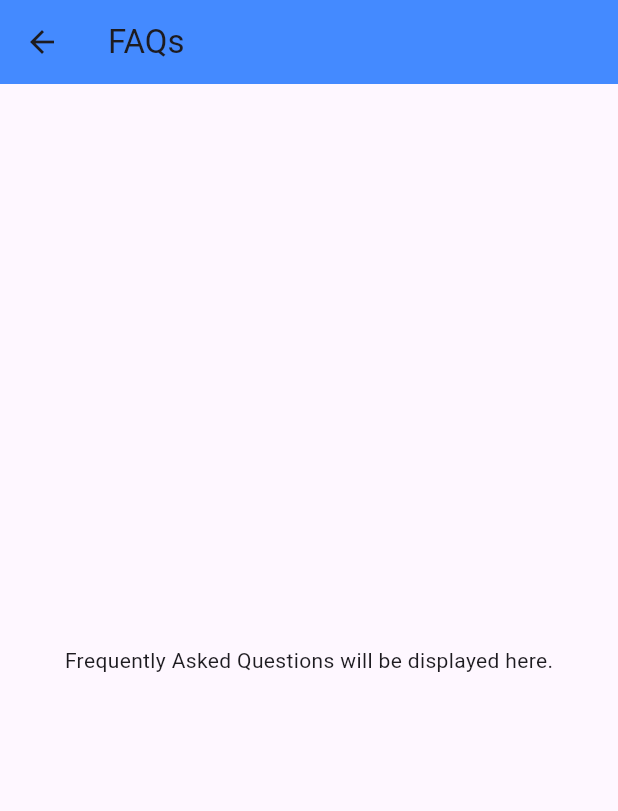
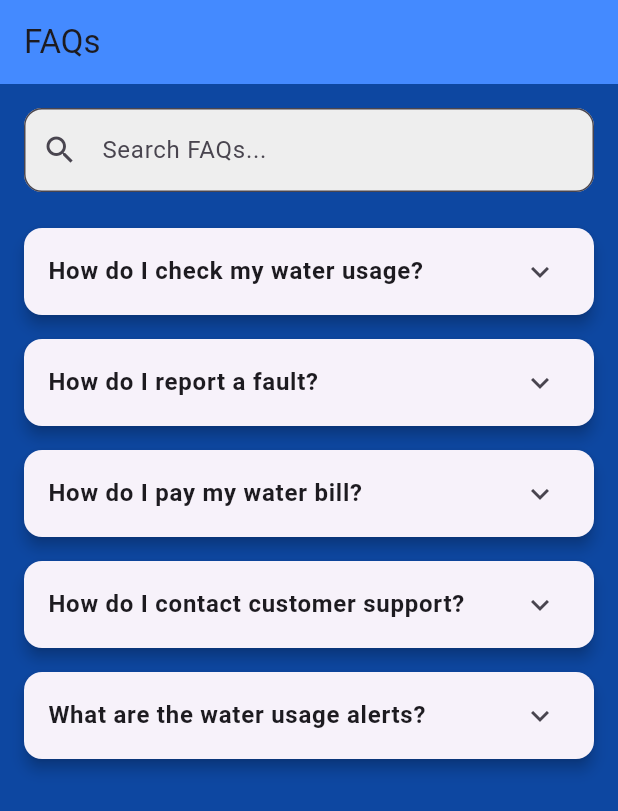
Before and after one commit to NexusGKSoftwares/pure_waters_app, a Flutter app: the FAQsScreen screen opened directly, on a phone screen of 412 x 824 dp. Shown: the top 811 px of the screen. Run offline on Flutter 3.47's test engine with Material 3 defaults, Android fonts, the phone set to English and light mode, and no system bars; our stand-ins replace image_picker.

Commit message:
Features Included: Search Bar: Allows users to filter FAQs based on their queries. FAQs List: Displays a list of FAQs using a ListView.builder. ExpansionTile: Provides a collapsible card layout to show the FAQ question and answer. Dark Background: Sets the background color to Colors.blue[900].

```diff
--- a/lib/screens/help_support_screen.dart
+++ b/lib/screens/help_support_screen.dart
@@ -155,23 +155,143 @@ class HelpSupportScreen extends StatelessWidget {
   }
 }
 
-// Placeholder screens for navigation
-class FAQsScreen extends StatelessWidget {
+
+void main() {
+  runApp(const MyApp());
+}
+
+class MyApp extends StatelessWidget {
+  const MyApp({super.key});
+
+  @override
+  Widget build(BuildContext context) {
+    return MaterialApp(
+      debugShowCheckedModeBanner: false,
+      title: 'FAQs Example',
+      theme: ThemeData(
+        primarySwatch: Colors.blue,
+      ),
+      home: const FAQsScreen(),
+    );
+  }
+}
+
+class FAQsScreen extends StatefulWidget {
   const FAQsScreen({super.key});
 
   @override
+  _FAQsScreenState createState() => _FAQsScreenState();
+}
+
+class _FAQsScreenState extends State<FAQsScreen> {
+  final TextEditingController _searchController = TextEditingController();
+  String _searchQuery = '';
+
+  // Mock FAQ data
+  final List<Map<String, String>> faqs = [
+    {
+      'question': 'How do I check my water usage?',
+      'answer': 'You can check your water usage under the "Usage" section in the app.',
+    },
+    {
+      'question': 'How do I report a fault?',
+      'answer': 'Go to the "Fault Reporting" section and submit the details.',
+    },
+    {
+      'question': 'How do I pay my water bill?',
+      'answer':
+      'You can pay your water bill through the "Payment" section using Mpesa, card, or bank transfer.',
+    },
+    {
+      'question': 'How do I contact customer support?',
+      'answer': 'You can contact support via the "Contact Us" section or call our hotline.',
+    },
+    {
+      'question': 'What are the water usage alerts?',
+      'answer': 'Alerts notify you when your water usage exceeds the set threshold.',
+    },
+  ];
+
+  @override
   Widget build(BuildContext context) {
+    // Filtered FAQs based on search query
+    List<Map<String, String>> filteredFAQs = _searchQuery.isEmpty
+        ? faqs
+        : faqs
+        .where((faq) => faq['question']!
+        .toLowerCase()
+        .contains(_searchQuery.toLowerCase()))
+        .toList();
+
     return Scaffold(
+      backgroundColor: Colors.blue[900],
       appBar: AppBar(
         title: const Text('FAQs'),
         backgroundColor: Colors.blueAccent,
       ),
-      body: const Center(
-        child: Text('Frequently Asked Questions will be displayed here.'),
+      body: Padding(
+        padding: const EdgeInsets.all(16.0),
+        child: Column(
+          children: [
+            // Search Bar
+            TextField(
+              controller: _searchController,
+              decoration: InputDecoration(
+                hintText: 'Search FAQs...',
+                prefixIcon: const Icon(Icons.search),
+                border: OutlineInputBorder(
+                  borderRadius: BorderRadius.circular(12),
+                ),
+                filled: true,
+                fillColor: Colors.grey[200],
+              ),
+              onChanged: (query) {
+                setState(() {
+                  _searchQuery = query;
+                });
+              },
+            ),
+            const SizedBox(height: 16),
+            // FAQ List
+            Expanded(
+              child: filteredFAQs.isNotEmpty
+                  ? ListView.builder(
+                itemCount: filteredFAQs.length,
+                itemBuilder: (context, index) {
+                  return Card(
+                    elevation: 4,
+                    margin: const EdgeInsets.symmetric(vertical: 8),
+                    shape: RoundedRectangleBorder(
+                      borderRadius: BorderRadius.circular(12),
+                    ),
+                    child: ExpansionTile(
+                      title: Text(
+                        filteredFAQs[index]['question']!,
+                        style: const TextStyle(
+                          fontWeight: FontWeight.bold,
+                        ),
+                      ),
+                      children: [
+                        Padding(
+                          padding: const EdgeInsets.all(16.0),
+                          child: Text(filteredFAQs[index]['answer']!),
+                        ),
+                      ],
+                    ),
+                  );
+                },
+              )
+                  : const Center(
+                child: Text('No FAQs found. Try a different search.'),
+              ),
+            ),
+          ],
+        ),
       ),
     );
   }
 }
+
 
 class ContactUsScreen extends StatelessWidget {
   const ContactUsScreen({super.key});
```
